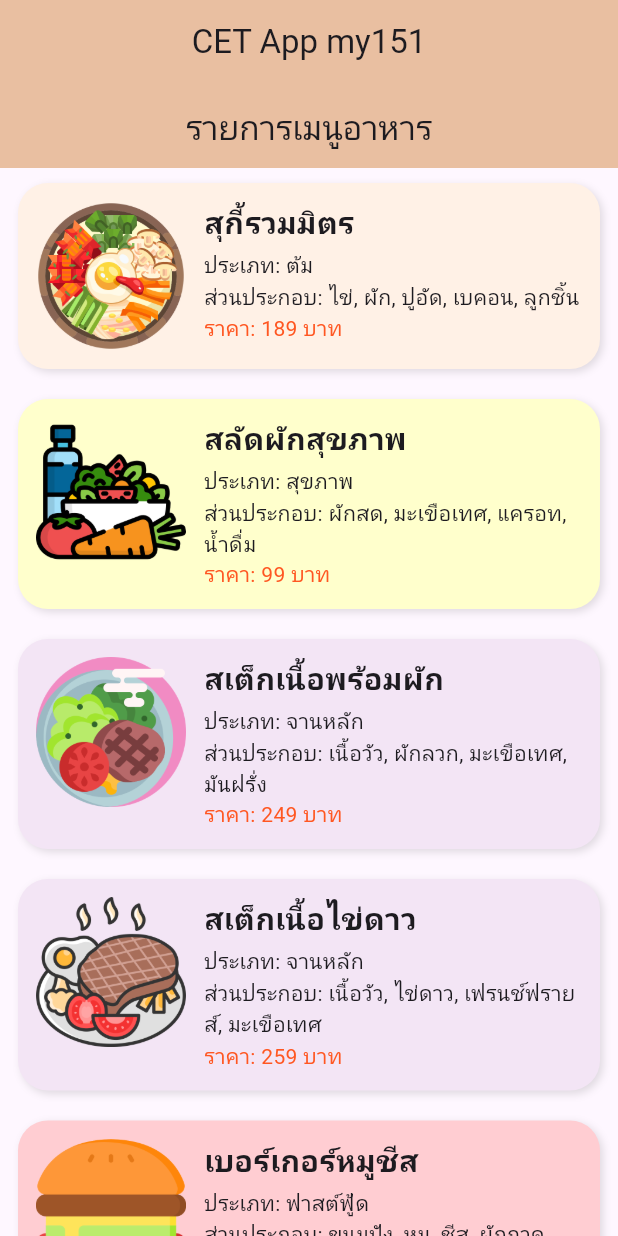
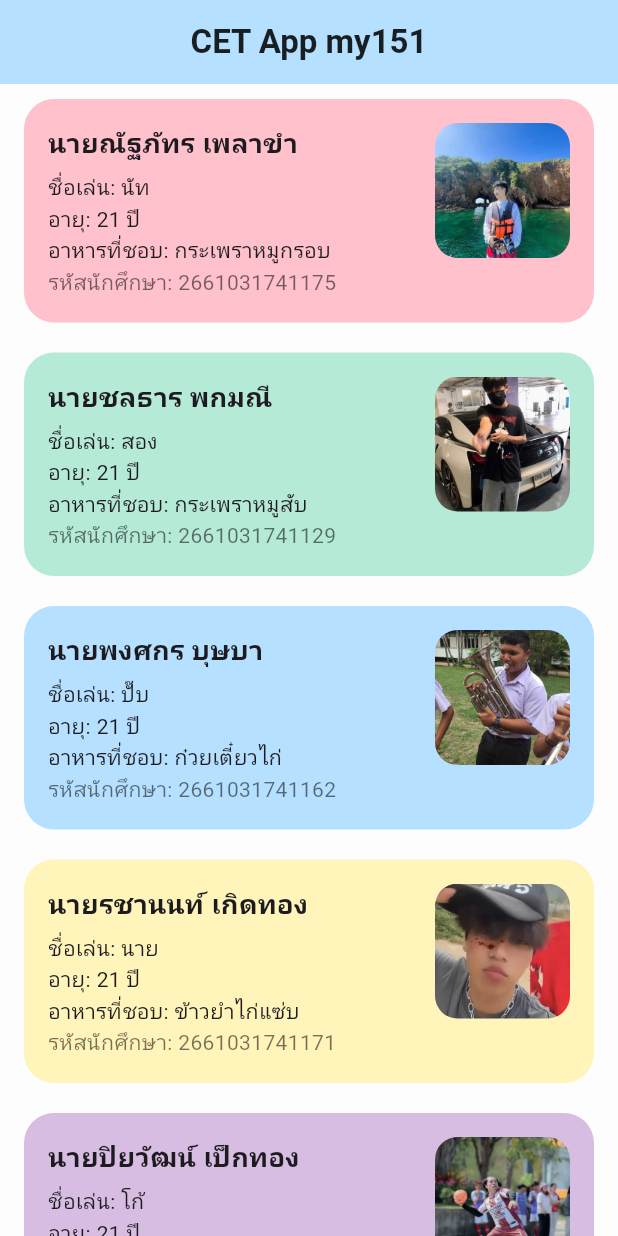
Before and after one commit to mailpongsakon2004/mobilelab2cet151, a Flutter app: the screen it shows after launch, on a phone screen of 412 x 824 dp. Run offline on Flutter 3.47's test engine with Material 3 defaults, Android fonts, the phone set to English and light mode, and no system bars.

Commit message:
เพิ่มไฟล์โปรเจกต์ครั้งแรก

```diff
--- a/lib/main.dart
+++ b/lib/main.dart
@@ -1,5 +1,5 @@
 import 'package:flutter/material.dart';
-import 'screen/item.dart';
+import 'screen/item.dart'; // ต้องตรงกับ path จริง
 
 void main() {
   runApp(const MyApp());
@@ -11,13 +11,22 @@ class MyApp extends StatelessWidget {
   @override
   Widget build(BuildContext context) {
     return MaterialApp(
+      debugShowCheckedModeBanner: false,
       home: Scaffold(
+        backgroundColor: const Color(0xFFFDFDFD), // พื้นหลังโทนอ่อน
         appBar: AppBar(
-          title: const Text("CET App my151"),
-          backgroundColor: const Color.fromARGB(255, 233, 191, 161),
+          title: const Text(
+            "CET App my151",
+            style: TextStyle(
+              fontWeight: FontWeight.bold,
+              color: Colors.black87,
+            ),
+          ),
+          backgroundColor: const Color(0xFFB5E0FF), // ฟ้าพาสเทล
           centerTitle: true,
+          elevation: 0,
         ),
-        body: const Item(),
+        body: const Item(), // ใช้งาน Item จาก item.dart
       ),
     );
   }
--- a/lib/models/foodmenu.dart
+++ b/lib/models/foodmenu.dart
@@ -1,15 +1,91 @@
-class FoodMenu {
+import 'package:flutter/material.dart';
+
+// Enum สำหรับรูปภาพ (assets)
+enum Foodpic { meun1, meun2, meun3, meun4, meun5, meun6, meun7 }
+
+class Namelist {
+  Namelist({
+    required this.age,
+    required this.name,
+    required this.fullname,
+    required this.foodpic,
+    required this.color,
+    required this.favoritefood,
+    required this.studelID,
+  });
+
+  String age;
   String name;
-  String type;
-  String component;
-  double price;
-  String imagePath; // ✅ เพิ่มส่วนนี้
+  String fullname;
+  Foodpic foodpic;
+  Color color;
+  String favoritefood;
+  String studelID;
+}
 
-  FoodMenu({
-    required this.name,
-    required this.type,
-    required this.component,
-    required this.price,
-    required this.imagePath, // ✅ อย่าลืมใน constructor
-  });
-}
+// รายชื่อบุคคล พร้อมสีพาสเทล + อาหารที่ชอบ
+List<Namelist> people = [
+  Namelist(
+    age: "21",
+    name: "นัท",
+    fullname: "นายณัฐภัทร เพลาขำ",
+    foodpic: Foodpic.meun1,
+    color: const Color(0xFFFFC1CC), // ชมพูพาสเทล
+    favoritefood: "กระเพราหมูกรอบ",
+    studelID: "2661031741175",
+  ),
+  Namelist(
+    age: "21",
+    name: "สอง",
+    fullname: "นายชลธาร พกมณี",
+    foodpic: Foodpic.meun2,
+    color: const Color(0xFFB5EAD7), // เขียวมิ้นท์
+    favoritefood: "กระเพราหมูสับ",
+    studelID: "2661031741129",
+  ),
+  Namelist(
+    age: "21",
+    name: "ปั๊บ",
+    fullname: "นายพงศกร บุษบา",
+    foodpic: Foodpic.meun3,
+    color: const Color(0xFFB5E0FF), // ฟ้าอ่อน
+    favoritefood: "ก๋วยเตี๋ยวไก่",
+    studelID: "2661031741162",
+  ),
+  Namelist(
+    age: "21",
+    name: "นาย",
+    fullname: "นายรชานนท์ เกิดทอง",
+    foodpic: Foodpic.meun4,
+    color: const Color(0xFFFFF5BA), // เหลืองพาสเทล
+    favoritefood: "ข้าวยำไก่แซ่บ",
+    studelID: "2661031741171",
+  ),
+  Namelist(
+    age: "21",
+    name: "โก้",
+    fullname: "นายปิยวัฒน์ เป็กทอง",
+    foodpic: Foodpic.meun5,
+    color: const Color(0xFFD7BDE2), // ม่วงพาสเทล
+    favoritefood: "ข้าวมันไก่",
+    studelID: "2661031741131",
+  ),
+  Namelist(
+    age: "21",
+    name: "ปาร์ค",
+    fullname: "นายเกษมสันต์ จันทร์วงศ์",
+    foodpic: Foodpic.meun6,
+    color: const Color(0xFFFFDAB9),
+    favoritefood: "ก๋วยเตี๋ยว",
+    studelID: "2661031741184",
+  ),
+  Namelist(
+    age: "21",
+    name: "อุ่น",
+    fullname: "นายณภัทร ลพบุตร",
+    foodpic: Foodpic.meun7,
+    color: const Color(0xFFCDEAC0),
+    favoritefood: "KFC",
+    studelID: "2661031741103",
+  ),
+];
--- a/lib/screen/home.dart
+++ b/lib/screen/home.dart
@@ -9,12 +9,41 @@ class Home extends StatelessWidget {
       child: Column(
         mainAxisAlignment: MainAxisAlignment.center,
         children: [
-          // TextButton – สีชมพูพาสเทล
           TextButton(
+            onPressed: () {
+              print("TextButton Click");
+            },
             style: TextButton.styleFrom(
-              foregroundColor: const Color(0xFFFF80AB), // pink pastel
+              backgroundColor: Colors.white,
+              foregroundColor: Colors.black,
             ),
-            onPressed: () {},
+            child: const Text.rich(
+              TextSpan(
+                text: '',
+                children: [
+                  TextSpan(
+                    text: 'Click',
+                    style: TextStyle(
+                      fontSize: 25,
+                      fontWeight: FontWeight.bold,
+                      color: Colors.red,
+                    ),
+                  ),
+                ],
+              ),
+            ),
+          ),
+
+          const SizedBox(height: 10),
+
+          FilledButton(
+            onPressed: () {
+              print("FilledButton Click");
+            },
+            style: FilledButton.styleFrom(
+              backgroundColor: Colors.green,
+              foregroundColor: Colors.white,
+            ),
             child: const Text(
               "Click",
               style: TextStyle(fontSize: 25, fontWeight: FontWeight.bold),
@@ -23,12 +52,15 @@ class Home extends StatelessWidget {
 
           const SizedBox(height: 10),
 
-          // FilledButton – สีเขียวพาสเทล
-          FilledButton(
-            style: FilledButton.styleFrom(
-              backgroundColor: const Color(0xFFA5D6A7), // green pastel
+          OutlinedButton(
+            onPressed: () {
+              print("OutlinedButton Click");
+            },
+            style: OutlinedButton.styleFrom(
+              backgroundColor: Colors.yellow,
+              foregroundColor: const Color.fromARGB(51, 255, 255, 255),
+              side: const BorderSide(color: Color.fromARGB(255, 255, 255, 255)),
             ),
-            onPressed: () {},
             child: const Text(
               "Click",
               style: TextStyle(fontSize: 25, fontWeight: FontWeight.bold),
@@ -37,26 +69,14 @@ class Home extends StatelessWidget {
 
           const SizedBox(height: 10),
 
-          // OutlinedButton – สีเหลืองพาสเทล
-          OutlinedButton(
-            style: OutlinedButton.styleFrom(
-              backgroundColor: const Color(0xFFFFF59D), // yellow pastel
+          ElevatedButton(
+            onPressed: () {
+              print("ElevatedButton Click");
+            },
+            style: ElevatedButton.styleFrom(
+              backgroundColor: Colors.blue,
+              foregroundColor: const Color.fromARGB(50, 255, 255, 255),
             ),
-            onPressed: () {},
-            child: const Text(
-              "Click",
-              style: TextStyle(fontSize: 25, fontWeight: FontWeight.bold),
-            ),
-          ),
-
-          const SizedBox(height: 10),
-
-          // ElevatedButton – สีฟ้าพาสเทล
-          ElevatedButton(
-            style: ElevatedButton.styleFrom(
-              backgroundColor: const Color(0xFF81D4FA), // blue pastel
-            ),
-            onPressed: () {},
             child: const Text(
               "Click",
               style: TextStyle(fontSize: 25, fontWeight: FontWeight.bold),
--- a/lib/screen/item.dart
+++ b/lib/screen/item.dart
@@ -1,140 +1,80 @@
 import 'package:flutter/material.dart';
 import '../models/foodmenu.dart';
 
-class Item extends StatefulWidget {
+class Item extends StatelessWidget {
   const Item({super.key});
 
-  @override
-  State<Item> createState() => _ItemState();
+  // แปลง enum → path ของ assets
+  String _getImagePath(Foodpic foodpic) {
+    switch (foodpic) {
+      case Foodpic.meun1: return 'assets/1.png';
+      case Foodpic.meun2: return 'assets/2.png';
+      case Foodpic.meun3: return 'assets/3.png';
+      case Foodpic.meun4: return 'assets/4.png';
+      case Foodpic.meun5: return 'assets/5.png';
+      case Foodpic.meun6: return 'assets/6.png';
+      case Foodpic.meun7: return 'assets/7.png';
+      default: return 'assets/default.png';
     }
-
-class _ItemState extends State<Item> {
-  List<FoodMenu> emp = [
-    FoodMenu(
-      name: "สุกี้รวมมิตร",
-      type: "ต้ม",
-      component: "ไข่, ผัก, ปูอัด, เบคอน, ลูกชิ้น",
-      price: 189,
-      imagePath: 'assets/images/1.png',
-    ),
-    FoodMenu(
-      name: "สลัดผักสุขภาพ",
-      type: "สุขภาพ",
-      component: "ผักสด, มะเขือเทศ, แครอท, น้ำดื่ม",
-      price: 99,
-      imagePath: 'assets/images/2.png',
-    ),
-    FoodMenu(
-      name: "สเต็กเนื้อพร้อมผัก",
-      type: "จานหลัก",
-      component: "เนื้อวัว, ผักลวก, มะเขือเทศ, มันฝรั่ง",
-      price: 249,
-      imagePath: 'assets/images/3.png',
-    ),
-    FoodMenu(
-      name: "สเต็กเนื้อไข่ดาว",
-      type: "จานหลัก",
-      component: "เนื้อวัว, ไข่ดาว, เฟรนช์ฟรายส์, มะเขือเทศ",
-      price: 259,
-      imagePath: 'assets/images/4.png',
-    ),
-    FoodMenu(
-      name: "เบอร์เกอร์หมูชีส",
-      type: "ฟาสต์ฟู้ด",
-      component: "ขนมปัง, หมู, ชีส, ผักกาดแก้ว, มะเขือเทศ",
-      price: 129,
-      imagePath: 'assets/images/5.png',
-    ),
-    FoodMenu(
-      name: "พิซซ่าหน้าเปปเปอโรนี",
-      type: "ฟาสต์ฟู้ด",
-      component: "แป้งพิซซ่า, เปปเปอโรนี, ซอสพิซซ่า, ชีส",
-      price: 179,
-      imagePath: 'assets/images/6.png',
-    ),
-    FoodMenu(
-      name: "ราเมงญี่ปุ่น",
-      type: "ต้ม",
-      component: "เส้นราเมง, หมูชาชู, ไข่ต้มซีอิ๊ว, สาหร่าย, ต้นหอม",
-      price: 199,
-      imagePath: 'assets/images/7.png',
-    ),
-  ];
-
-  final Map<String, Color> typeColors = {
-    "ต้ม": Color(0xFFFFF1E6),        // สีส้มพาสเทล
-    "สุขภาพ": Color(0xFFFFFFCC),    // เหลืองอ่อนพาสเทล
-    "จานหลัก": Color(0xFFF3E5F5),    // ม่วงลาเวนเดอร์พาสเทล
-    "ฟาสต์ฟู้ด": Color(0xFFFFCDD2),  // ชมพูพาสเทล
-  };
+  }
 
   @override
   Widget build(BuildContext context) {
-    return Scaffold(
-      appBar: AppBar(
-        title: const Text("รายการเมนูอาหาร"),
-        backgroundColor: Color.fromARGB(255, 233, 191, 161),
-        centerTitle: true,
-      ),
-      body: ListView.builder(
-        itemCount: emp.length,
+    return ListView.builder(
+      itemCount: people.length,
       itemBuilder: (context, index) {
-          final food = emp[index];
-          final bgColor = typeColors[food.type] ?? Colors.white;
+        final person = people[index];
+        final imagePath = _getImagePath(person.foodpic);
 
         return Container(
-            margin: const EdgeInsets.symmetric(horizontal: 12, vertical: 10),
-            padding: const EdgeInsets.all(12),
+          margin: const EdgeInsets.symmetric(vertical: 10, horizontal: 16),
+          padding: const EdgeInsets.all(16),
           decoration: BoxDecoration(
-              color: bgColor,
+            color: person.color,
             borderRadius: BorderRadius.circular(20),
-              boxShadow: [
-                BoxShadow(
-                  color: Colors.black12,
-                  blurRadius: 4,
-                  offset: Offset(2, 2),
-                ),
-              ],
           ),
           child: Row(
             crossAxisAlignment: CrossAxisAlignment.start,
             children: [
-                ClipRRect(
-                  borderRadius: BorderRadius.circular(15),
-                  child: Image.asset(
-                    food.imagePath,
-                    width: 100,
-                    height: 100,
-                    fit: BoxFit.cover,
-                  ),
-                ),
-                const SizedBox(width: 12),
               Expanded(
                 child: Column(
                   crossAxisAlignment: CrossAxisAlignment.start,
                   children: [
                     Text(
-                        food.name,
+                      person.fullname,
                       style: const TextStyle(
-                          fontSize: 20,
+                        fontSize: 18,
                         fontWeight: FontWeight.bold,
                       ),
                     ),
-                      const SizedBox(height: 4),
-                      Text("ประเภท: ${food.type}"),
-                      Text("ส่วนประกอบ: ${food.component}"),
+                    const SizedBox(height: 6),
+                    Text("ชื่อเล่น: ${person.name}"),
+                    Text("อายุ: ${person.age} ปี"),
+                    Text("อาหารที่ชอบ: ${person.favoritefood}"),
                     Text(
-                        "ราคา: ${food.price.toStringAsFixed(0)} บาท",
-                        style: const TextStyle(color: Colors.deepOrange),
+                      "รหัสนักศึกษา: ${person.studelID}",
+                      style: const TextStyle(
+                        fontSize: 14,
+                        color: Colors.black54,
+                      ),
                     ),
                   ],
+                ),
+              ),
+              const SizedBox(width: 12),
+              ClipRRect(
+                borderRadius: BorderRadius.circular(15),
+                child: Image.asset(
+                  imagePath,
+                  width: 90,
+                  height: 90,
+                  fit: BoxFit.cover,
                 ),
               ),
             ],
           ),
         );
       },
-      ),
     );
   }
 }
--- a/pubspec.yaml
+++ b/pubspec.yaml
@@ -18,4 +18,4 @@ dev_dependencies:
 flutter:
   uses-material-design: true
   assets:
-    - assets/images/
+    - assets/
```
Also changed, not shown: assets/1.png (added), assets/2.png (added), assets/3.png (added), assets/4.png (added), assets/5.png (added), assets/6.png (added), assets/7.png (added), assets/images/1.png (deleted), assets/images/2.png (deleted), assets/images/3.png (deleted), assets/images/4.png (deleted), assets/images/5.png (deleted), assets/images/6.png (deleted), assets/images/7.png (deleted). Lines whose indentation alone changed are shown as unchanged.
